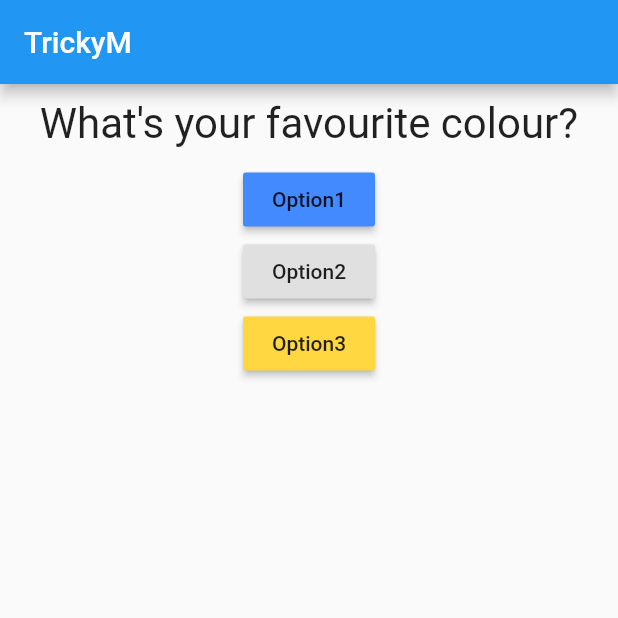
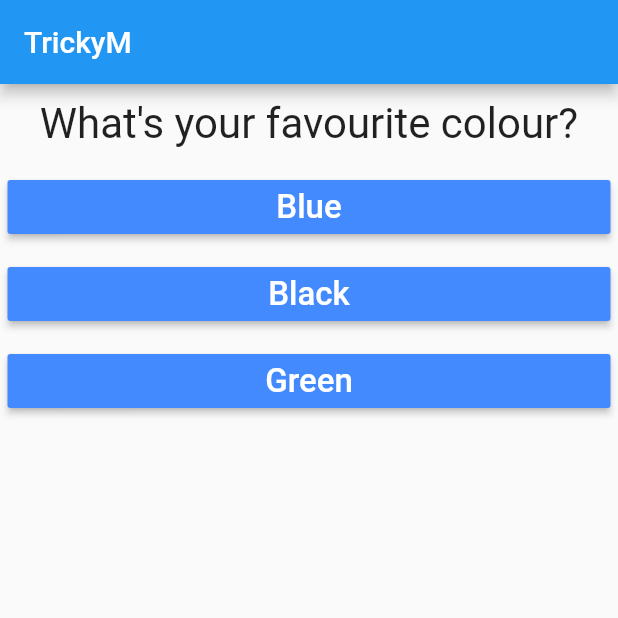
Before and after one commit to Trickym/Learning-Flutter, a Flutter app: the screen it shows after launch, on a phone screen of 412 x 824 dp, the top half of it. Run offline on Flutter 3.47's test engine with Material 2 defaults, Android fonts, the light colour scheme and no system bars.

Commit message:
map options to question

```diff
--- /dev/null
+++ b/first_app/lib/answers.dart
@@ -0,0 +1,23 @@
+import 'package:flutter/material.dart';
+
+class Answers extends StatelessWidget {
+  final selectHandler;
+  final String option;
+  Answers(this.selectHandler, this.option);
+  @override
+  Widget build(BuildContext context) {
+    return Container(
+      width: double.infinity,
+      margin: EdgeInsets.all(5),
+      child: RaisedButton(
+        color: Colors.blueAccent,
+        onPressed: selectHandler,
+        textColor: Colors.white,
+        child: Text(
+          option,
+          style: TextStyle(fontSize: 22),
+        ),
+      ),
+    );
+  }
+}
--- a/first_app/lib/main.dart
+++ b/first_app/lib/main.dart
@@ -1,5 +1,6 @@
 import 'package:flutter/material.dart';
 import './questions.dart';
+import './answers.dart';
 
 void main() {
   runApp(MyApp());
@@ -15,8 +16,22 @@
 class _MyAppState extends State<MyApp> {
   var _i = 0;
   var a = [
-    'What\'s your favourite colour?',
-    'What\'s your favourite animal?',
+    {
+      'question': 'What\'s your favourite colour?',
+      'options': [
+        'Blue',
+        'Black',
+        'Green',
+      ]
+    },
+    {
+      'question': 'What\'s your favourite animal?',
+      'options': [
+        'Lion',
+        'Cheetah',
+        'Tiger',
+      ]
+    },
   ];
   void onPressed() {
     var res = 0;
@@ -27,6 +42,7 @@
     setState(() {
       _i = res;
     });
+    print(a[res]);
   }
 
   @override
@@ -38,21 +54,10 @@
       ),
       body: Column(
         children: [
-          Questions(a[_i]),
-          RaisedButton(
-            child: Text('Option1'),
-            onPressed: () => {onPressed()},
-            color: Colors.blueAccent,
-          ),
-          RaisedButton(
-            child: Text('Option2'),
-            onPressed: () => {},
-          ),
-          RaisedButton(
-            child: Text('Option3'),
-            onPressed: () => {},
-            color: Colors.amberAccent,
-          ),
+          Questions(a[_i]['question'].toString()),
+          ...(a[_i]['options'] as List<String>).map((answer) {
+            return (Answers(onPressed, answer));
+          }).toList()
         ],
       ),
     ));
```
